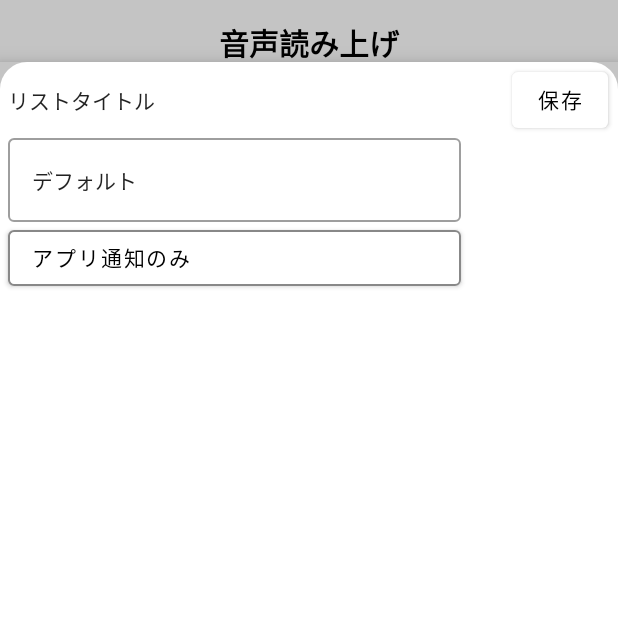
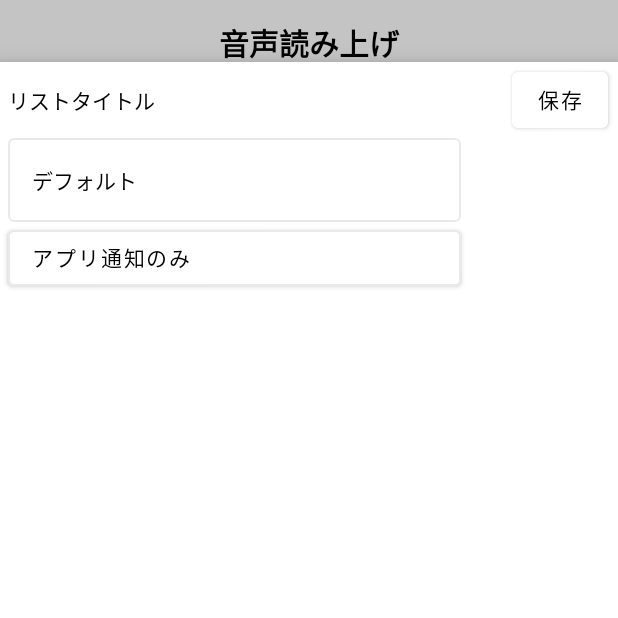
Before and after one commit to mi-asahi/MA_SYSBIZ_NotificationHandsFree, an Android app built with Jetpack Compose: the screen it shows after launch (MainActivity), after a tap on "追加", on a phone screen of 412 x 824 dp, the top half of it. Run offline under Robolectric (Android 15) with nearby library versions, the phone set to English and light mode, and no system bars; our stand-ins replace Room's generated code; 1 other tap on this screen came first.

Commit message:
feat: DarkMode対応

```diff
--- a/app/src/main/java/com/miasahi/ma_sysbiz_notificationhandsfree/ui/screen/ListSettingScreen.kt
+++ b/app/src/main/java/com/miasahi/ma_sysbiz_notificationhandsfree/ui/screen/ListSettingScreen.kt
@@ -5,6 +5,7 @@ import android.util.Log
 import androidx.compose.foundation.BorderStroke
 import androidx.compose.foundation.Image
 import androidx.compose.foundation.background
+import androidx.compose.foundation.gestures.detectTapGestures
 import androidx.compose.foundation.layout.*
 import androidx.compose.foundation.lazy.LazyColumn
 import androidx.compose.foundation.shape.RoundedCornerShape
@@ -15,6 +16,8 @@ import androidx.compose.ui.Modifier
 import androidx.compose.ui.draw.clip
 import androidx.compose.ui.graphics.Color
 import androidx.compose.ui.graphics.asImageBitmap
+import androidx.compose.ui.input.pointer.pointerInput
+import androidx.compose.ui.platform.LocalFocusManager
 import androidx.compose.ui.text.TextStyle
 import androidx.compose.ui.text.style.TextAlign
 import androidx.compose.ui.unit.DpOffset
@@ -27,19 +30,30 @@ import com.miasahi.ma_sysbiz_notificationhandsfree.database.entity.ListAndSettin
 import com.miasahi.ma_sysbiz_notificationhandsfree.database.entity.ListInfo
 import com.miasahi.ma_sysbiz_notificationhandsfree.database.entity.SettingInfo
 import com.miasahi.ma_sysbiz_notificationhandsfree.ui.state.rememberListSettingScreenState
+import com.miasahi.ma_sysbiz_notificationhandsfree.ui.theme.defaultSwitchColors
 
 private const val TAG = "ListSettingScreen"
+
 @Composable
-fun ListSettingScreen(listAndSetting: ListAndSetting, onSave: (ListInfo,List<SettingInfo>) -> Unit) {
+fun ListSettingScreen(
+    listAndSetting: ListAndSetting,
+    onSave: (ListInfo, List<SettingInfo>) -> Unit
+) {
     Log.d(TAG, "[Show] list:${listAndSetting.list}")
     val screenState = rememberListSettingScreenState(initValue = listAndSetting)
-
+    val localFocusManager = LocalFocusManager.current
     Box(
         modifier = Modifier
             .fillMaxHeight(fraction = 0.95f)
             .fillMaxWidth()
             .clip(RoundedCornerShape(topStart = 18.dp, topEnd = 18.dp))
-            .background(Color.White), contentAlignment = Alignment.Center
+            .background(MaterialTheme.colors.surface)
+            .pointerInput(1) {
+                detectTapGestures(onTap = {
+                    localFocusManager.clearFocus()
+                })
+            },
+        contentAlignment = Alignment.Center
     ) {
         Column(
             modifier = Modifier.fillMaxSize()
@@ -68,15 +82,15 @@ fun TitleRow(onSave: () -> Unit) {
         modifier = Modifier.padding(horizontal = 5.dp),
         verticalAlignment = Alignment.CenterVertically
     ) {
-        Text(text = "リストタイトル")
+        Text(text = "リストタイトル", color = MaterialTheme.colors.primary)
         Spacer(modifier = Modifier.weight(1f))
         Button(
             modifier = Modifier
                 .padding(1.dp),
             //border = BorderStroke(1.dp, Color.Gray),
             colors = ButtonDefaults.outlinedButtonColors(
-                contentColor = Color.Black,
-                backgroundColor = Color.White
+                contentColor = MaterialTheme.colors.primary,
+                backgroundColor = MaterialTheme.colors.surface
             ),
             onClick = onSave
         ) {
@@ -101,7 +115,10 @@ fun NameRow(name: String, onEdit: (String) -> Unit) {
                 fontSize = 14.sp,
             ),
             placeholder = { Text("リスト名を入力してください") },
-            onValueChange = { value -> onEdit(value) }
+            onValueChange = { value -> onEdit(value) },
+            colors = TextFieldDefaults.outlinedTextFieldColors(
+                textColor = MaterialTheme.colors.primary,
+            )
         )
         Spacer(modifier = Modifier.weight(1f))
     }
@@ -116,10 +133,12 @@ fun HandleTypeRow(text: String, onClick: () -> Unit) {
         Button(
             modifier = Modifier
                 .width(302.dp),
-            border = BorderStroke(1.dp, Color.Gray),
+            border = BorderStroke(
+                1.dp,
+                MaterialTheme.colors.onSurface.copy(alpha = ContentAlpha.disabled)
+            ),
             colors = ButtonDefaults.outlinedButtonColors(
-                contentColor = Color.Black,
-                backgroundColor = Color.White
+                backgroundColor = MaterialTheme.colors.surface
             ),
             onClick = onClick
         ) {
@@ -149,7 +168,7 @@ fun HandleTypeDropDown(handleType: AppHandleType, onChanged: (AppHandleType) ->
             offset = DpOffset(x = 5.dp, y = 0.dp),
             modifier = Modifier
                 .wrapContentSize()
-                .background(Color.White),
+                .background(MaterialTheme.colors.surface),
         ) {
             AppHandleType.values()
                 .filter { it != handleType }
@@ -176,6 +195,7 @@ fun AppHandleTypeSettingRow(text: String) {
             text = text,
             textAlign = TextAlign.Start,
             fontSize = 14.sp,
+            color = MaterialTheme.colors.primary,
         )
         Spacer(
             modifier = Modifier
@@ -224,12 +244,16 @@ fun AppSettingListItem(
             textAlign = TextAlign.Start,
             modifier = Modifier
                 .fillMaxWidth()
-                .weight(1f)
+                .weight(1f),
+            color = MaterialTheme.colors.primary,
         )
 
-        Switch(checked = enable, onCheckedChange = { value ->
-            onEdit(packageName, value)
-        })
+        Switch(
+            checked = enable, onCheckedChange = { value ->
+                onEdit(packageName, value)
+            },
+            colors = defaultSwitchColors()
+        )
 
     }
 }
--- a/app/src/main/java/com/miasahi/ma_sysbiz_notificationhandsfree/ui/screen/MainScreen.kt
+++ b/app/src/main/java/com/miasahi/ma_sysbiz_notificationhandsfree/ui/screen/MainScreen.kt
@@ -25,6 +25,7 @@ import com.miasahi.ma_sysbiz_notificationhandsfree.database.dao.SettingInfoDao
 import com.miasahi.ma_sysbiz_notificationhandsfree.database.entity.ListAndSetting
 import com.miasahi.ma_sysbiz_notificationhandsfree.database.entity.ListInfo
 import com.miasahi.ma_sysbiz_notificationhandsfree.ui.state.rememberMainScreenState
+import com.miasahi.ma_sysbiz_notificationhandsfree.ui.theme.defaultSwitchColors
 import kotlinx.coroutines.launch
 
 private const val TAG = "MainScreen"
@@ -81,7 +82,7 @@ fun MainList(
         LazyColumn(
             modifier = Modifier
                 .clip(shape = RoundedCornerShape(4.dp))
-                .background(color = Color.White)
+                .background(color = MaterialTheme.colors.surface)
                 .fillMaxSize()
         ) {
             items(listItems.size) { index ->
@@ -91,7 +92,10 @@ fun MainList(
                     onClick = { onClick(listItems[index]) }
                 )
                 if (index != listItems.lastIndex)
-                    TabRowDefaults.Divider(thickness = 1.dp, color = Color(0xFFEAEAEA))
+                    TabRowDefaults.Divider(
+                        thickness = 1.dp,
+                        color = MaterialTheme.colors.background
+                    )
             }
         }
     }
@@ -107,9 +111,13 @@ fun MainListRow(item: ListInfo, onChange: (Boolean) -> Unit, onClick: () -> Unit
             .clickable(enabled = item.enabled, onClick = onClick),
         verticalAlignment = Alignment.CenterVertically,
     ) {
-        Text(text = item.name)
+        Text(text = item.name, color = MaterialTheme.colors.primary)
         Spacer(modifier = Modifier.weight(1f))
-        Switch(checked = item.enabled, onCheckedChange = onChange)
+        Switch(
+            checked = item.enabled,
+            onCheckedChange = onChange,
+            colors = defaultSwitchColors(),
+        )
     }
 }
 
--- a/app/src/main/java/com/miasahi/ma_sysbiz_notificationhandsfree/ui/theme/Color.kt
+++ b/app/src/main/java/com/miasahi/ma_sysbiz_notificationhandsfree/ui/theme/Color.kt
@@ -1,9 +1,17 @@
 package com.miasahi.ma_sysbiz_notificationhandsfree.ui.theme
 
+import androidx.compose.material.SwitchDefaults
+import androidx.compose.runtime.Composable
 import androidx.compose.ui.graphics.Color
 
-val Purple200 = Color(0xFFBB86FC)
-val Purple500 = Color(0xFF6200EE)
 val Purple700 = Color(0xFF3700B3)
 val Teal200 = Color(0xFF03DAC5)
 val Gray = Color(0xFFC4C4C4)
+
+@Composable
+fun defaultSwitchColors() = SwitchDefaults.colors(
+    checkedThumbColor = Color.White,
+    uncheckedThumbColor = Color.White,
+    checkedTrackColor = Color(0xff56C568),
+    uncheckedTrackColor = Color(0xffC4C4C4),
+)
--- a/app/src/main/java/com/miasahi/ma_sysbiz_notificationhandsfree/ui/theme/Theme.kt
+++ b/app/src/main/java/com/miasahi/ma_sysbiz_notificationhandsfree/ui/theme/Theme.kt
@@ -5,21 +5,24 @@ import androidx.compose.material.MaterialTheme
 import androidx.compose.material.darkColors
 import androidx.compose.material.lightColors
 import androidx.compose.runtime.Composable
+import androidx.compose.ui.graphics.Color
 
 private val DarkColorPalette = darkColors(
-    primary = Purple200,
+    primary = Color.Black,
     primaryVariant = Purple700,
     secondary = Teal200,
     background = Gray,
-    surface = Gray
+    surface = Color.White,
+    onSurface = Gray,
 )
 
 private val LightColorPalette = lightColors(
-    primary = Purple500,
+    primary = Color.Black,
     primaryVariant = Purple700,
     secondary = Teal200,
     background = Gray,
-    surface = Gray
+    surface = Color.White,
+    onSurface = Gray,
 
     /* Other default colors to override
     background = Color.White,
```
Also changed, not shown: app/src/main/java/com/miasahi/ma_sysbiz_notificationhandsfree/ui/screen/App.kt (+8 -4 lines).
